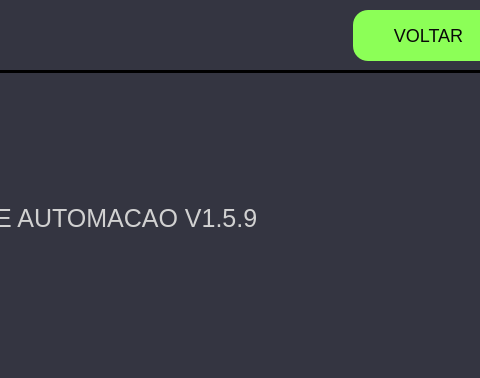
Above: interface/mainW.ui from AlexandreSilvestrin/Programa-automacao before the change; both pictures show x 467 to 947 and y 0 to 378 of the 1032 by 901 pixel window. Below: the same form after it.
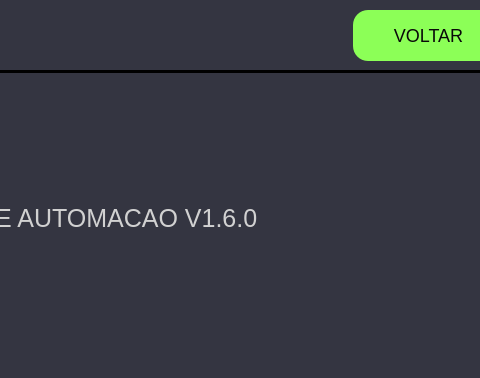
That is the form after the change.

```diff
--- a/interface/mainW.ui
+++ b/interface/mainW.ui
@@ -148,7 +148,7 @@
 </string>
       </property>
       <property name="text">
-       <string>PROGRAMA DE AUTOMACAO V1.5.9</string>
+       <string>PROGRAMA DE AUTOMACAO V1.6.0</string>
       </property>
       <property name="alignment">
        <set>Qt::AlignCenter</set>
```
